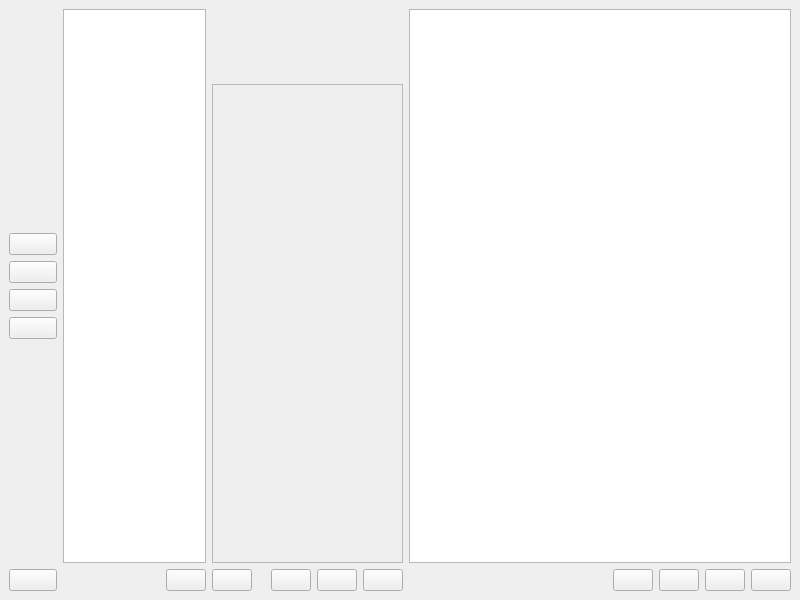
Qt form mainwindow.ui (jk3456a/SSReader) before a commit.
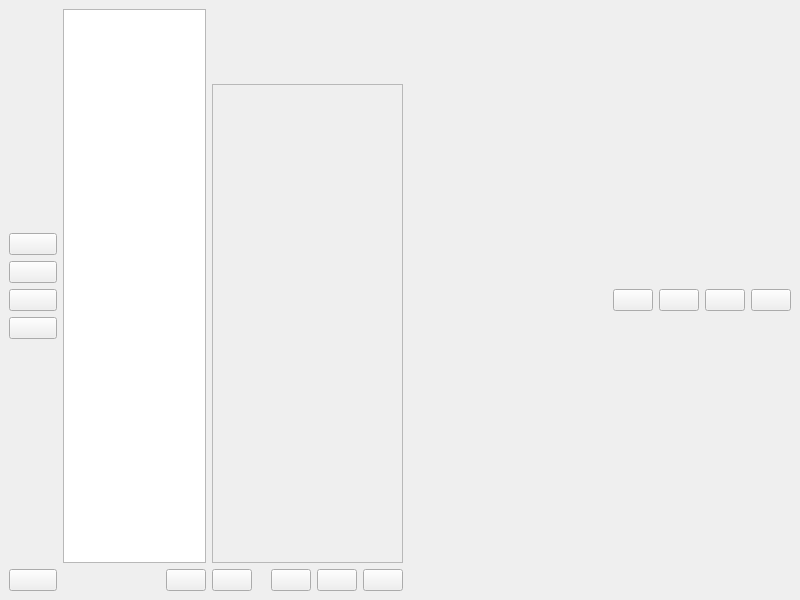
The same form after that commit.

What changed in the file:
```diff
--- a/mainwindow.ui
+++ b/mainwindow.ui
@@ -215,11 +215,7 @@
     <item>
      <layout class="QVBoxLayout" name="vLayout4" stretch="24,1">
       <item>
-       <layout class="QVBoxLayout" name="vLayout4_1">
-        <item>
-         <widget class="QTextEdit" name="WholtArticle"/>
-        </item>
-       </layout>
+       <layout class="QVBoxLayout" name="vLayout4_1"/>
       </item>
       <item>
        <layout class="QHBoxLayout" name="horizontalLayout_5" stretch="12,1,1,1,1">
```
